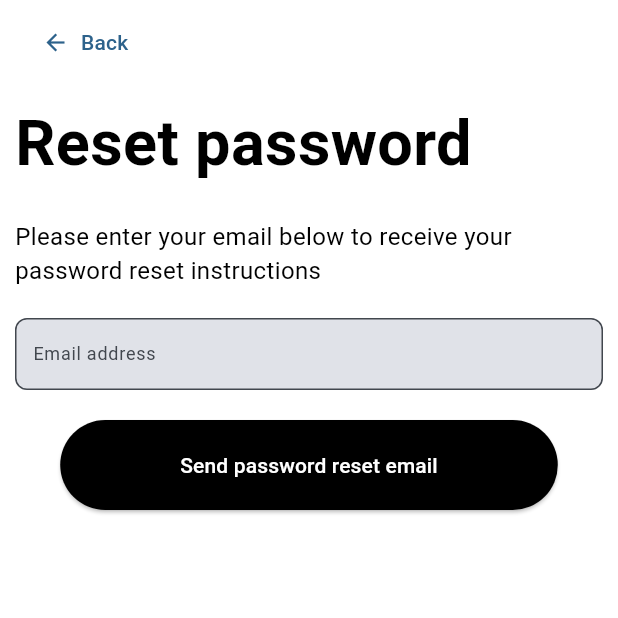
After one commit to ngocnam11/e_shop, a Flutter app: the screen it shows after launch, after a tap on "Forgot password?", on a phone screen of 412 x 824 dp, the top half of it. The commit adds this screen. Run offline on Flutter 3.47's test engine with Material 2 defaults, Android fonts, the phone set to English and light mode, and no system bars; our stand-ins replace flutter_svg.

```diff
--- a/lib/config/theme.dart
+++ b/lib/config/theme.dart
@@ -4,6 +4,16 @@ ThemeData theme() {
   return ThemeData(
     scaffoldBackgroundColor: Colors.white,
     textTheme: textTheme(),
+    appBarTheme: const AppBarTheme(
+      elevation: 0,
+      color: Colors.transparent,
+    ),
+    useMaterial3: true,
+    colorSchemeSeed: Colors.blue[300],
+    iconTheme: const IconThemeData(color: Colors.black54),
+    elevatedButtonTheme: ElevatedButtonThemeData(
+      style: ElevatedButton.styleFrom(onPrimary: Colors.white),
+    ),
   );
 }
 
--- a/lib/main.dart
+++ b/lib/main.dart
@@ -1,8 +1,10 @@
+import 'package:e_shop/screens/forgot_password_screen.dart';
 import 'package:flutter/material.dart';
 
 import 'config/theme.dart';
 import 'router/router.dart';
 import 'screens/order_confirmation/order_confirm_screen.dart';
+import 'screens/screens.dart';
 
 void main() {
   WidgetsFlutterBinding.ensureInitialized();
@@ -18,9 +20,8 @@ class MyApp extends StatelessWidget {
       debugShowCheckedModeBanner: false,
       title: 'Flutter eShop',
       theme: theme(),
-      home: OrderConfirmScreen(),
-      // initialRoute: AppRouter.login,
-      // onGenerateRoute: AppRouter.onGenerateRoute,
+      initialRoute: AppRouter.login,
+      onGenerateRoute: AppRouter.onGenerateRoute,
     );
   }
 }
--- a/lib/router/router.dart
+++ b/lib/router/router.dart
@@ -1,9 +1,11 @@
+import 'package:e_shop/screens/forgot_password_screen.dart';
 import 'package:flutter/material.dart';
 
 import '../screens/screens.dart';
 
 abstract class AppRouter {
   static const String login = '/login';
+  static const String forgotPassword = '/forgot_password';
   static const String signup = '/signup';
   static const String home = '/';
   static const String search = '/search';
@@ -17,6 +19,8 @@ abstract class AppRouter {
     switch (settings.name) {
       case login:
         return _materialPageRoute(settings, LoginScreen());
+      case forgotPassword:
+        return _materialPageRoute(settings, ForgotPasswordScreen());
       case signup:
         return _materialPageRoute(settings, SignupScreen());
       case home:
--- /dev/null
+++ b/lib/screens/forgot_password_screen.dart
@@ -0,0 +1,66 @@
+import 'package:flutter/material.dart';
+
+import '../widgets/text_field_input.dart';
+
+class ForgotPasswordScreen extends StatelessWidget {
+  ForgotPasswordScreen({Key? key}) : super(key: key);
+
+  final TextEditingController emailController = TextEditingController();
+
+  @override
+  Widget build(BuildContext context) {
+    return Scaffold(
+      appBar: AppBar(
+        iconTheme: Theme.of(context).iconTheme,
+        automaticallyImplyLeading: false,
+        title: TextButton.icon(
+          icon: const Icon(Icons.arrow_back),
+          label: const Text('Back'),
+          onPressed: () => Navigator.of(context).pop(),
+        ),
+      ),
+      body: Padding(
+        padding: const EdgeInsets.all(10),
+        child: Column(
+          crossAxisAlignment: CrossAxisAlignment.start,
+          children: <Widget>[
+            const Text(
+              'Reset password',
+              style: TextStyle(
+                fontSize: 42,
+                fontWeight: FontWeight.bold,
+              ),
+            ),
+            const SizedBox(height: 20),
+            const Text(
+              'Please enter your email below to receive your password reset instructions',
+              style: TextStyle(fontSize: 16),
+              overflow: TextOverflow.clip,
+            ),
+            const SizedBox(height: 20),
+            TextFieldInput(
+              controller: emailController,
+              hintText: 'Enter your email address',
+              labelText: 'Email address',
+              textInputType: TextInputType.emailAddress,
+            ),
+            const SizedBox(height: 20),
+            Center(
+              child: ElevatedButton(
+                style: ElevatedButton.styleFrom(
+                  primary: Colors.black,
+                  padding: const EdgeInsets.symmetric(
+                    horizontal: 80,
+                    vertical: 20,
+                  ),
+                ),
+                onPressed: () {},
+                child: const Text('Send password reset email'),
+              ),
+            ),
+          ],
+        ),
+      ),
+    );
+  }
+}
--- a/lib/screens/home_screen.dart
+++ b/lib/screens/home_screen.dart
@@ -14,14 +14,12 @@ class HomeScreen extends StatefulWidget {
 class _HomeScreenState extends State<HomeScreen> {
   final TextEditingController searchController = TextEditingController();
 
-
   @override
   Widget build(BuildContext context) {
     return Scaffold(
       appBar: AppBar(
         title: const Text('eShop'),
       ),
-
       body: Padding(
         padding: const EdgeInsets.all(10),
         child: Column(
@@ -53,7 +51,7 @@ class _HomeScreenState extends State<HomeScreen> {
       ),
       bottomNavigationBar: BottomAppBar(
         child: Text('Bottom Nav Bar'),
-      )
+      ),
     );
   }
 }
--- a/lib/screens/login_screen.dart
+++ b/lib/screens/login_screen.dart
@@ -16,18 +16,17 @@ class LoginScreen extends StatelessWidget {
       body: Padding(
         padding: const EdgeInsets.all(10),
         child: Column(
-          children: [
+          children: <Widget>[
             const Text(
               'eShop',
               style: TextStyle(fontSize: 45, fontWeight: FontWeight.bold),
             ),
-            const SizedBox(height: 30),
             const Text(
               'Welcome to eShop',
-              style: TextStyle(fontSize: 45, fontWeight: FontWeight.bold),
+              style: TextStyle(fontSize: 40, fontWeight: FontWeight.bold),
             ),
             const Text('Please login to start using app.'),
-            const SizedBox(height: 30),
+            const SizedBox(height: 20),
             TextFieldInput(
               controller: emailController,
               hintText: 'Enter your email',
@@ -42,12 +41,14 @@ class LoginScreen extends StatelessWidget {
               textInputType: TextInputType.visiblePassword,
               isPass: true,
             ),
-            const SizedBox(height: 30),
+            const SizedBox(height: 10),
             TextButton(
-              onPressed: () {},
+              onPressed: () {
+                Navigator.of(context).pushNamed(AppRouter.forgotPassword);
+              },
               child: const Text('Forgot password?'),
             ),
-            const SizedBox(height: 30),
+            const SizedBox(height: 10),
             ElevatedButton(
               onPressed: () {
                 Navigator.of(context).pushNamed(AppRouter.home);
@@ -58,16 +59,13 @@ class LoginScreen extends StatelessWidget {
                   horizontal: 90,
                   vertical: 20,
                 ),
-                shape: RoundedRectangleBorder(
-                  borderRadius: BorderRadius.circular(8),
-                ),
               ),
               child: const Text('Sign in'),
             ),
-            const SizedBox(height: 30),
+            const SizedBox(height: 10),
             Row(
               mainAxisAlignment: MainAxisAlignment.center,
-              children: [
+              children: <Widget>[
                 const Text('Not a member?'),
                 TextButton(
                   onPressed: () {
@@ -78,26 +76,20 @@ class LoginScreen extends StatelessWidget {
                 ),
               ],
             ),
-            const SizedBox(height: 50),
+            const SizedBox(height: 10),
             Row(
-              children: const [
-                Expanded(
-                    child: Divider(
-                  height: 10,
-                )),
+              children: const <Widget>[
+                Expanded(child: Divider()),
                 Padding(
-                  padding: EdgeInsets.only(left: 20, right: 20),
+                  padding: EdgeInsets.symmetric(horizontal: 10),
                   child: Text('Or sign in with'),
                 ),
-                Expanded(
-                    child: Divider(
-                  height: 10,
-                )),
+                Expanded(child: Divider()),
               ],
             ),
             const SizedBox(height: 30),
             Row(
-              children: [
+              children: <Widget>[
                 Expanded(
                   child: CustomButton(
                     press: () {},
@@ -118,7 +110,7 @@ class LoginScreen extends StatelessWidget {
                   ),
                 ),
               ],
-            )
+            ),
           ],
         ),
       ),
--- a/lib/screens/profile_screen.dart
+++ b/lib/screens/profile_screen.dart
@@ -1,4 +1,3 @@
-import 'package:e_shop/screens/cart_screen.dart';
 import 'package:flutter/material.dart';
 
 class ProfileScreen extends StatelessWidget {
--- a/lib/widgets/custom_button.dart
+++ b/lib/widgets/custom_button.dart
@@ -10,6 +10,7 @@ class CustomButton extends StatelessWidget {
     required this.press,
     required this.textColor,
   }) : super(key: key);
+
   final String svg;
   final String title;
   final Color primaryColor;
@@ -25,9 +26,6 @@ class CustomButton extends StatelessWidget {
         padding: const EdgeInsets.symmetric(
           horizontal: 30,
           vertical: 20,
-        ),
-        shape: RoundedRectangleBorder(
-          borderRadius: BorderRadius.circular(8),
         ),
       ),
       child: Row(
```
Also changed, not shown: lib/screens/order_confirmation/order_confirm_screen.dart (+9 -15 lines), lib/screens/signup_screen.dart (+3 -6 lines).
